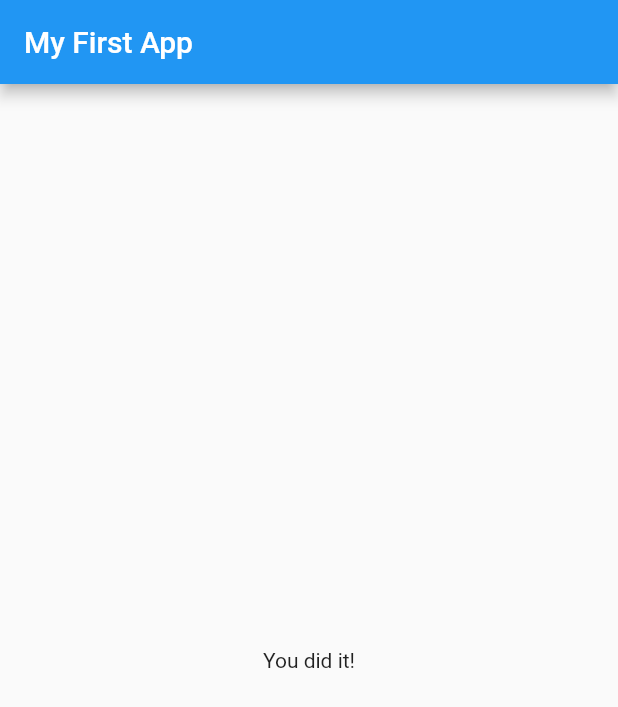
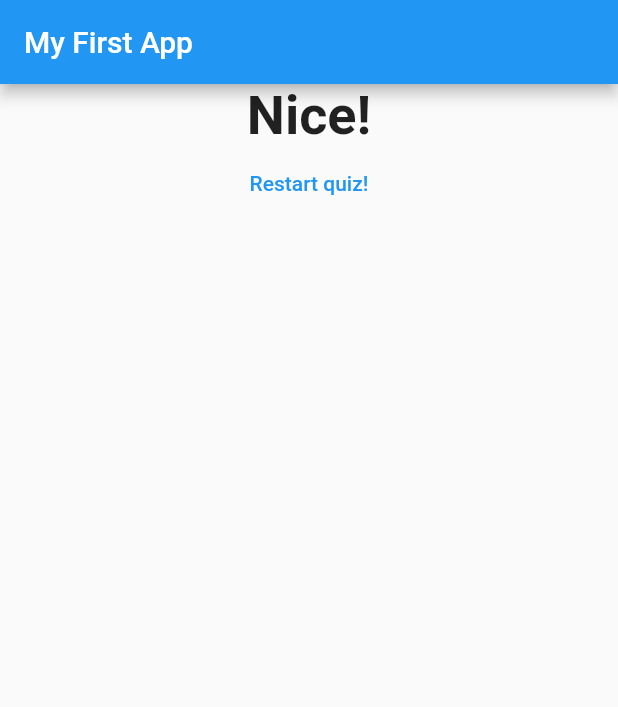
Before and after one commit to psieczkowska/first_app, a Flutter app: the screen it shows after launch, after a tap on "Red", after a tap on "Cat", after a tap on "Spaghetti", on a phone screen of 412 x 824 dp. Shown: the top 707 px of the screen. Run offline on Flutter 3.47's test engine with Material 2 defaults, Android fonts, the phone set to English and light mode, and no system bars.

Commit message:
Final commit

```diff
--- a/lib/main.dart
+++ b/lib/main.dart
@@ -1,6 +1,8 @@
+import 'package:first_app/result.dart';
 import 'package:flutter/material.dart';
 import './question.dart';
 import './answer.dart';
+import './quiz.dart';
 
 void main() {
   runApp(MyApp());
@@ -14,27 +16,50 @@ class MyApp extends StatefulWidget {
 }
 
 class _MyAppState extends State<MyApp> {
-  static const questions = [
+  static const _questions = [
     {
       'questionText': 'What\'s your favourite color?',
-      'answers': ['Red', 'Black', 'Green', 'White'],
+      'answers': [
+        {'text': 'Red', 'score': 10},
+        {'text': 'Orange', 'score': 5},
+        {'text': 'Black', 'score': 3},
+        {'text': 'White', 'score': 1},
+      ],
     },
     {
       'questionText': 'What\'s your favourite animal?',
-      'answers': ['Duck', 'Cat', 'Dog', 'Spider'],
+      'answers': [
+        {'text': 'Duck', 'score': 10},
+        {'text': 'Cat', 'score': 5},
+        {'text': 'Dog', 'score': 3},
+        {'text': 'Spider', 'score': 1},
+      ],
     },
     {
       'questionText': 'What\'s your favourite food?',
-      'answers': ['Pizza', 'Burger', 'Spaghetti', 'Lasagne'],
+      'answers': [
+        {'text': 'Pizza', 'score': 10},
+        {'text': 'Burger', 'score': 5},
+        {'text': 'Spaghetti', 'score': 3},
+        {'text': 'Lasagne', 'score': 1},
+      ],
     },
   ];
   var _questionIndex = 0;
-  void _answerQuestion() {
+  var _totalScore = 0;
+
+  void _resetQuiz() {
+    setState(() {
+      _questionIndex = 0;
+      _totalScore = 0;
+    });
+  }
+
+  void _answerQuestion(int score) {
+    _totalScore += score;
     setState(() {
       _questionIndex = _questionIndex + 1;
     });
-
-    print('Answer chosen');
   }
 
   @override
@@ -44,21 +69,13 @@ class _MyAppState extends State<MyApp> {
         appBar: AppBar(
           title: const Text('My First App'),
         ),
-        body: _questionIndex < questions.length
-            ? Column(
-                children: [
-                  Question(
-                    questions[_questionIndex]['questionText'] as String,
-                  ),
-                  ...(questions[_questionIndex]['answers'] as List<String>)
-                      .map((answer) {
-                    return Answer(_answerQuestion, answer);
-                  }).toList()
-                ],
+        body: _questionIndex < _questions.length
+            ? Quiz(
+                answerQuestion: _answerQuestion,
+                questions: _questions,
+                questionIndex: _questionIndex,
               )
-            : Center(
-                child: Text('You did it!'),
-              ),
+            : Result(_totalScore, _resetQuiz),
       ),
     );
   }
--- /dev/null
+++ b/lib/quiz.dart
@@ -0,0 +1,27 @@
+import 'package:flutter/material.dart';
+import './answer.dart';
+import './question.dart';
+
+class Quiz extends StatelessWidget {
+  final List<Map<String, Object>> questions;
+  final Function answerQuestion;
+  final int questionIndex;
+  Quiz(
+      {required this.questions,
+      required this.answerQuestion,
+      required this.questionIndex});
+
+  @override
+  Widget build(BuildContext context) {
+    return Column(
+      children: [
+        Question(
+          questions[questionIndex]['questionText'] as String,
+        ),
+        ...(questions[questionIndex]['answers'] as List<Map<String, Object>>).map((answer) {
+          return Answer(() => answerQuestion(answer['score']), answer['text'] as String);
+        }).toList()
+      ],
+    );
+  }
+}
--- /dev/null
+++ b/lib/result.dart
@@ -0,0 +1,34 @@
+import 'package:flutter/material.dart';
+
+class Result extends StatelessWidget {
+  final int resultScore;
+  final VoidCallback resetHandler;
+  Result(this.resultScore, this.resetHandler);
+
+  String get resultPhrase {
+    String resultText;
+    if (resultScore <= 5) {
+      resultText = 'Awesome!';
+    } else if (resultScore <= 17) {
+      resultText = 'Fantastic!';
+    } else {
+      resultText = 'Nice!';
+    }
+    return resultText;
+  }
+
+  @override
+  Widget build(BuildContext context) {
+    return Center(
+      child: Column(
+        children: [
+          Text(
+            resultPhrase,
+            style: TextStyle(fontSize: 36, fontWeight: FontWeight.bold),
+          ),
+          TextButton(onPressed: resetHandler, child: Text('Restart quiz!'))
+        ],
+      ),
+    );
+  }
+}
```
